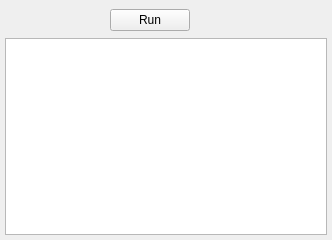
kipr/cbc, file cbcui/ui/Compiler.ui: the form before one commit.
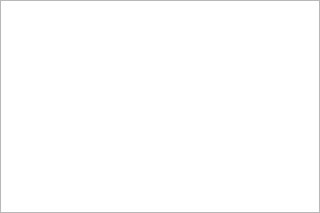
The form after the commit. Icons and pictures are not drawn.

Patch:
```diff
--- a/cbcui/ui/Compiler.ui
+++ b/cbcui/ui/Compiler.ui
@@ -1,122 +1,38 @@
 <ui version="4.0" >
  <class>Compiler</class>
- <widget class="QWidget" name="Compiler" >
-  <property name="windowModality" >
-   <enum>Qt::NonModal</enum>
-  </property>
-  <property name="geometry" >
+ <widget class="QWidget" name="Compiler">
+  <property name="geometry">
    <rect>
     <x>0</x>
     <y>0</y>
-    <width>332</width>
-    <height>240</height>
+    <width>320</width>
+    <height>213</height>
    </rect>
   </property>
-  <property name="windowTitle" >
+  <property name="minimumSize">
+   <size>
+    <width>320</width>
+    <height>213</height>
+   </size>
+  </property>
+  <property name="maximumSize">
+   <size>
+    <width>320</width>
+    <height>213</height>
+   </size>
+  </property>
+  <property name="windowTitle">
    <string>Form</string>
   </property>
-  <layout class="QVBoxLayout" name="verticalLayout" >
-   <property name="spacing" >
-    <number>3</number>
+  <layout class="QHBoxLayout" name="horizontalLayout">
+   <property name="spacing">
+    <number>0</number>
    </property>
-   <property name="margin" >
-    <number>5</number>
+   <property name="margin">
+    <number>0</number>
    </property>
    <item>
-    <layout class="QHBoxLayout" name="horizontalLayout" >
-     <property name="spacing" >
-      <number>3</number>
-     </property>
-     <item>
-      <spacer name="horizontalSpacer" >
-       <property name="orientation" >
-        <enum>Qt::Horizontal</enum>
-       </property>
-       <property name="sizeHint" stdset="0" >
-        <size>
-         <width>40</width>
-         <height>20</height>
-        </size>
-       </property>
-      </spacer>
-     </item>
-     <item>
-      <widget class="QPushButton" name="ui_runButton" >
-       <property name="text" >
-        <string>Run</string>
-       </property>
-       <property name="checkable" >
-        <bool>false</bool>
-       </property>
-      </widget>
-     </item>
-     <item>
-      <spacer name="horizontalSpacer_2" >
-       <property name="orientation" >
-        <enum>Qt::Horizontal</enum>
-       </property>
-       <property name="sizeHint" stdset="0" >
-        <size>
-         <width>40</width>
-         <height>20</height>
-        </size>
-       </property>
-      </spacer>
-     </item>
-     <item>
-      <widget class="QPushButton" name="ui_closeButton" >
-       <property name="minimumSize" >
-        <size>
-         <width>30</width>
-         <height>30</height>
-        </size>
-       </property>
-       <property name="maximumSize" >
-        <size>
-         <width>30</width>
-         <height>30</height>
-        </size>
-       </property>
-       <property name="text" >
-        <string/>
-       </property>
-       <property name="icon" >
-        <iconset resource="icons/icons.qrc" >
-         <normaloff>:/actions/Crystal_Clear_action_button_cancel.png</normaloff>:/actions/Crystal_Clear_action_button_cancel.png</iconset>
-       </property>
-       <property name="iconSize" >
-        <size>
-         <width>30</width>
-         <height>30</height>
-        </size>
-       </property>
-       <property name="flat" >
-        <bool>true</bool>
-       </property>
-      </widget>
-     </item>
-    </layout>
-   </item>
-   <item>
-    <widget class="QPlainTextEdit" name="ui_output" >
-     <property name="font" >
-      <font>
-       <family>Monospace</family>
-      </font>
-     </property>
-     <property name="horizontalScrollBarPolicy" >
-      <enum>Qt::ScrollBarAsNeeded</enum>
-     </property>
-     <property name="lineWrapMode" >
-      <enum>QPlainTextEdit::WidgetWidth</enum>
-     </property>
-     <property name="plainText" >
-      <string/>
-     </property>
-     <property name="textInteractionFlags" >
-      <set>Qt::NoTextInteraction</set>
-     </property>
-    </widget>
+    <widget class="QPlainTextEdit" name="ui_output"/>
    </item>
   </layout>
  </widget>
```
Left out of the diff: 26 changed lines with no effect on the pictures.
